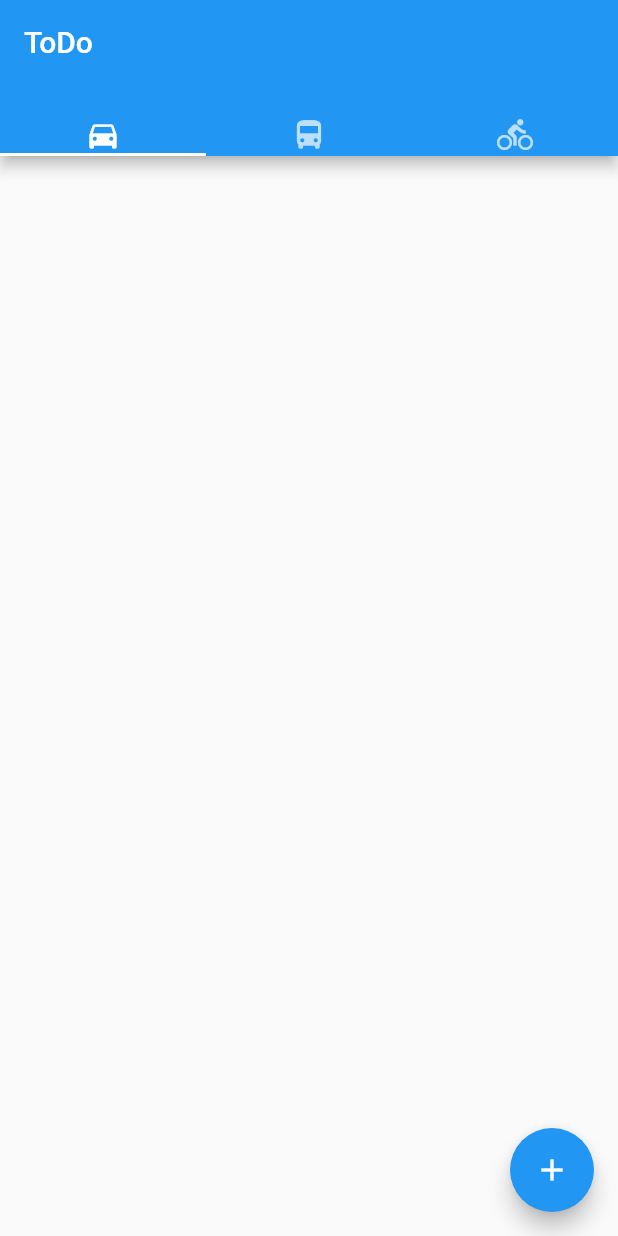
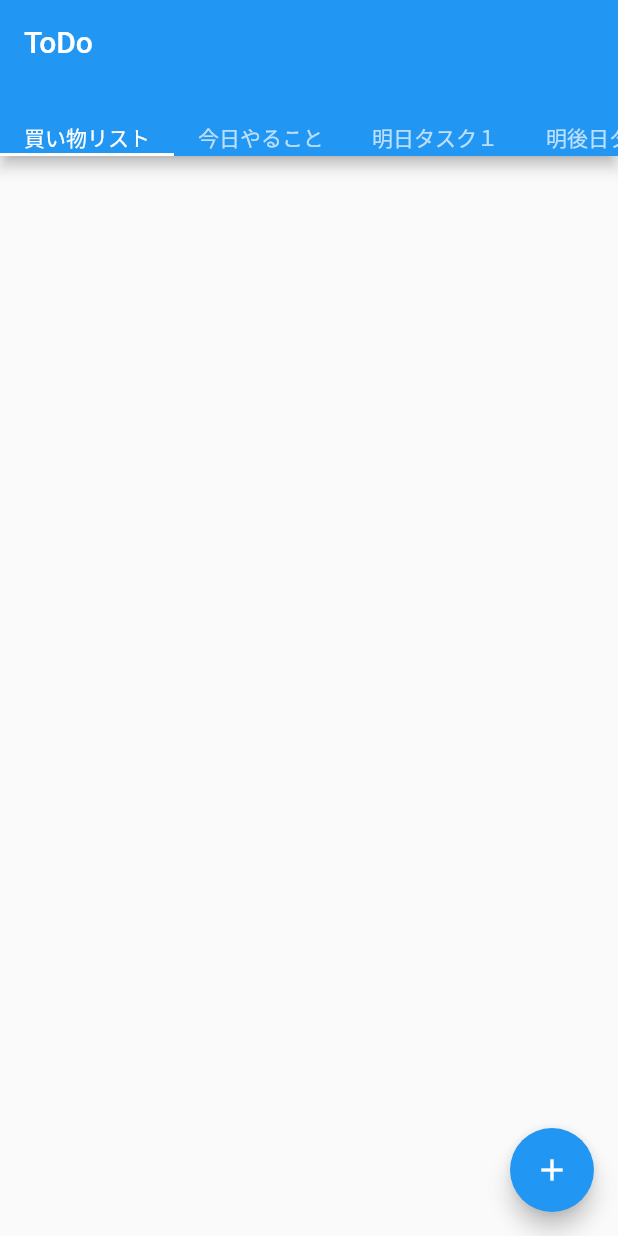
Before and after one commit to y-yuki-zip/score_todo, a Flutter app: the screen it shows after launch, on a phone screen of 412 x 824 dp. Run offline on Flutter 3.47's test engine with Material 2 defaults, Android fonts, the light colour scheme and no system bars.

Commit message:
fix スクロール化

```diff
--- a/lib/view/todo_list/todo_group.dart
+++ b/lib/view/todo_list/todo_group.dart
@@ -5,13 +5,17 @@ import 'todo_list.dart';
 class TodoGroup extends StatefulWidget {
   const TodoGroup({Key? key}) : super(key: key);
 
+  // タブのヘッダー
   static const List<Widget> tabs = [
-    Icon(Icons.directions_car),
-    Icon(Icons.directions_bus),
-    Icon(Icons.directions_bike),
+    Text('買い物リスト'),
+    Text('今日やること'),
+    Text('明日タスク１'),
+    Text('明後日タスク２'),
   ];
 
-  static const List<Widget> tabBodys = [
+  // タブのボディ
+  static const List<Widget> tabBodies = [
+    TodoListPage(),
     TodoListPage(),
     TodoListPage(),
     TodoListPage(),
@@ -28,16 +32,17 @@ class TodoGroupState extends State<TodoGroup> {
   Widget build(BuildContext context) {
     return MaterialApp(
       home: DefaultTabController(
-        length: 3,
+        length: TodoGroup.tabs.length,
         child: Scaffold(
           appBar: AppBar(
             bottom: const TabBar(
+              isScrollable: true,
               tabs: TodoGroup.tabs,
             ),
             title: const Text('ToDo'),
           ),
           body: const TabBarView(
-            children: TodoGroup.tabBodys,
+            children: TodoGroup.tabBodies,
           ),
         ),
       ),
```
